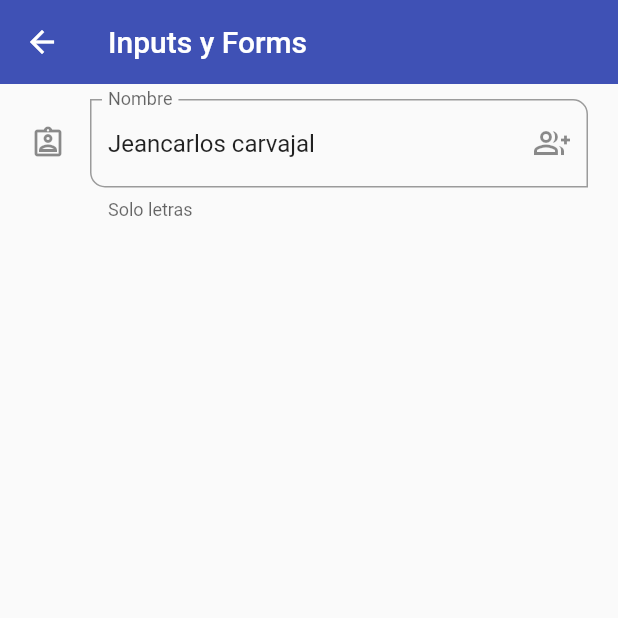
After one commit to JeancarlosCarvajal/componentes-de-flutter-basicos, a Flutter app: the InputsScreen screen opened by its route, on a phone screen of 412 x 824 dp, the top half of it. The commit adds this screen. Run offline on Flutter 3.47's test engine with Material 2 defaults, Android fonts, the phone set to English and light mode, and no system bars.

Commit message:
Haciendo los Formularios

```diff
--- a/lib/router/app_routes.dart
+++ b/lib/router/app_routes.dart
@@ -17,6 +17,7 @@ class AppRoutes{
     MenuOption(route: 'card', name: 'Tarjetas - Cards', screen: const CardScreen(), icon: Icons.credit_card),
     MenuOption(route: 'avatar', name: 'Circle Avartar', screen: const AvatarScreen(), icon: Icons.supervised_user_circle_outlined),
     MenuOption(route: 'animated', name: 'Animated Container', screen: const AnimatedScreen(), icon: Icons.play_circle_outline_rounded),
+    MenuOption(route: 'inputs', name: 'Text Inputs', screen: const InputsScreen(), icon: Icons.input_rounded),
   ];
 
 
--- /dev/null
+++ b/lib/screens/inputs_screen.dart
@@ -0,0 +1,61 @@
+import 'package:flutter/material.dart';
+
+class InputsScreen extends StatelessWidget {
+
+  const InputsScreen({Key? key}) : super(key: key);
+
+  @override
+  Widget build(BuildContext context) {
+    return  Scaffold(
+      appBar: AppBar(
+        title: const Text('Inputs y Forms'),
+      ),
+      body: SingleChildScrollView(
+        child: Padding(
+          padding: const EdgeInsets.symmetric(horizontal: 20, vertical: 10),
+          child: Column(
+            children: [
+
+              TextFormField( // ventaja tiene mas eleemtnos para validar
+                // autofocus: false, // tenia true
+                initialValue: 'Jeancarlos carvajal',
+                textCapitalization: TextCapitalization.words, // me deja capitalizada la primera letra por default
+                onChanged: (value){
+                  // print('Valor: $value');
+                },
+                validator: (value){
+                  if(value == null) return 'Este campo es requerido';
+                  return value.length < 3 ? 'Minimo 3 letras' : null;
+                  // si regresa null el mensjae de error se elimina
+                },
+                autovalidateMode: AutovalidateMode.onUserInteraction,
+                decoration: const InputDecoration(
+                  hintText: 'Nombre del Usuario', // placehilder
+                  labelText: 'Nombre', // nombre etiqueta
+                  helperText: 'Solo letras',
+                  // counterText: '3 Caracteres',
+                  // prefixIcon: Icon(Icons.verified_user_outlined),
+                  suffixIcon: Icon(Icons.group_add_outlined),
+                  icon: Icon(Icons.assignment_ind_outlined),
+                  focusedBorder: OutlineInputBorder( // si uso esto pierdo la forma en los border radius de abajo
+                    borderSide: BorderSide(
+                      color: Colors.green
+                    )
+                  ),
+                  border: OutlineInputBorder(
+                    borderRadius: BorderRadius.only(
+                      bottomLeft: Radius.circular(10),
+                      topRight: Radius.circular(10),
+                  )
+                  )
+                ),
+              ),
+
+            ],
+          ),
+        ),
+      ),
+
+    );
+  }
+}
--- a/lib/screens/screens.dart
+++ b/lib/screens/screens.dart
@@ -1,3 +1,5 @@
+
+
 
 
 export 'package:fl_components/screens/alert_screen.dart';
@@ -5,5 +7,6 @@ export 'package:fl_components/screens/animated_screen.dart';
 export 'package:fl_components/screens/avatar_screen.dart';
 export 'package:fl_components/screens/card_screen.dart';
 export 'package:fl_components/screens/home_screen.dart';
+export 'package:fl_components/screens/inputs_screen.dart';
 export 'package:fl_components/screens/listview1_screen.dart';
 export 'package:fl_components/screens/listview2_screen.dart';
```
